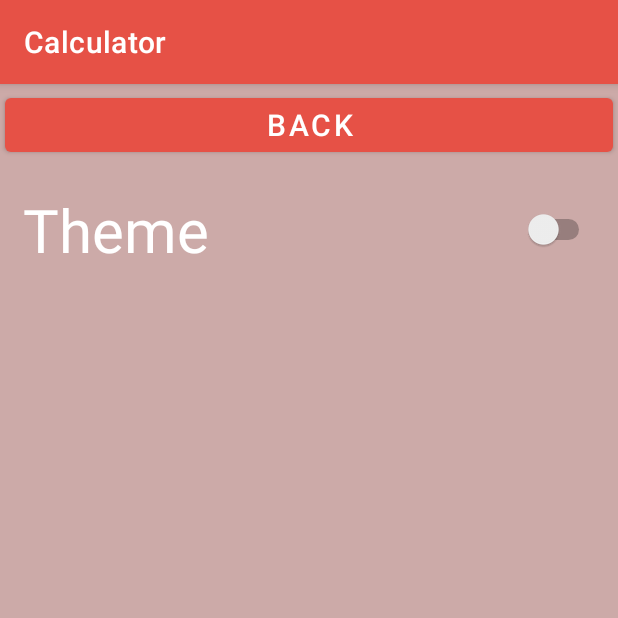
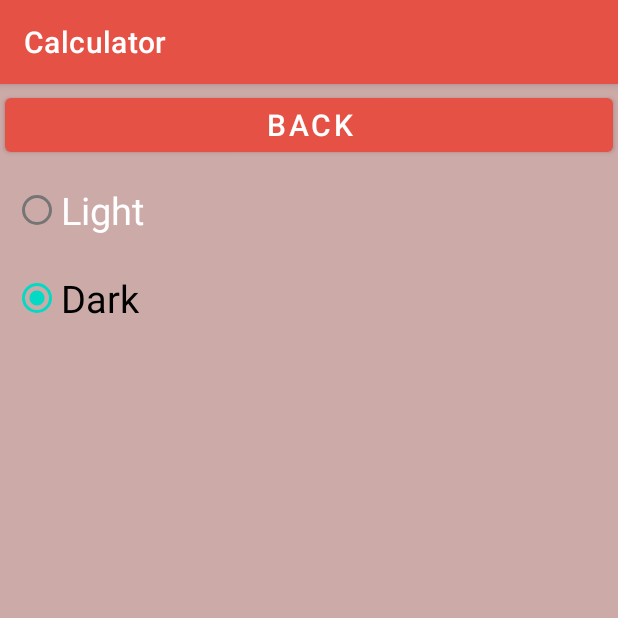
Before and after one commit to SergeyMatyushkin/Calculator1.01, an Android app: the ThemesActivity screen opened directly, with no data from a screen before it, on a phone screen of 412 x 824 dp, the top half of it. Run offline under Robolectric (Android 15) with nearby library versions, the phone set to English and light mode, and no system bars.

Commit message:
Итоговый вариант, с переключателем тем не очень получилосью.

```diff
--- a/app/src/main/java/com/example/calculator/ThemesActivity.java
+++ b/app/src/main/java/com/example/calculator/ThemesActivity.java
@@ -1,14 +1,38 @@
 package com.example.calculator;
 
+import android.content.SharedPreferences;
+import android.content.res.Resources;
 import android.os.Bundle;
+import android.view.View;
+import android.widget.RadioGroup;
+import android.widget.Switch;
 
 import androidx.appcompat.app.AppCompatActivity;
 
+import com.google.android.material.radiobutton.MaterialRadioButton;
+
+import static com.example.calculator.R.style.Calculator;
+import static com.example.calculator.R.style.Theme_Calculator;
+import static com.example.calculator.R.style.buton_style;
+
 public class ThemesActivity extends AppCompatActivity {
+
+    private static final String NameSharedPreference = "CALCULATOR";
+
+
+    private static final int buton_style_dark = 0;
+    private static final int buton_style = 1;
+
+
     @Override
     protected void onCreate(Bundle savedInstanceState) {
         super.onCreate(savedInstanceState);
         setContentView(R.layout.thems);
+
+        setTheme(getAppTheme(R.style.buton_style));
+        setContentView(R.layout.thems);
+        initThemeChooser();
+
 
         findViewById(R.id.button_Back).setOnClickListener(v -> {
             finish();
@@ -16,4 +40,74 @@ public class ThemesActivity extends AppCompatActivity {
 
 
     }
+
+
+
+
+
+    private void initThemeChooser() {
+
+        initRadioButton(findViewById(R.id.radioButton_light),
+                buton_style);
+        initRadioButton(findViewById(R.id.radioButton_dark),
+                buton_style_dark);
+        RadioGroup rg = findViewById(R.id.radioButtons);
+
+        ((MaterialRadioButton)rg.getChildAt(getCodeStyle(buton_style))).setChecked(true);
+
+
+
+    }
+
+
+
+    private void initRadioButton(View button, final int codeStyle) {
+        button.setOnClickListener(new View.OnClickListener() {
+            @Override
+            public void onClick(View v) {
+                // сохраним настройки
+                setAppTheme(codeStyle);
+                // пересоздадим активити, чтобы тема применилась
+                recreate();
+            }
+        });
+
+    }
+    private int getAppTheme(int codeStyle) {
+        return codeStyleToStyleId(getCodeStyle(codeStyle));
+    }
+    private int getCodeStyle(int codeStyle) {
+        // Работаем через специальный класс сохранения и чтения настроек
+        SharedPreferences sharedPref = getSharedPreferences(NameSharedPreference, MODE_PRIVATE);
+        //Прочитать тему, если настройка не найдена - взять по умолчанию
+        return sharedPref.getInt(String.valueOf(buton_style), codeStyle);
+
+
+    }
+
+
+
+    private void setAppTheme(int codeStyle) {
+        SharedPreferences sharedPref = getSharedPreferences(NameSharedPreference, MODE_PRIVATE);
+        // Настройки сохраняются посредством специального класса editor.
+        SharedPreferences.Editor editor = sharedPref.edit();
+        editor.putInt(String.valueOf(buton_style), codeStyle);
+        editor.apply();
+
+
+    }
+
+
+
+
+
+    private int codeStyleToStyleId(int codeStyle) {
+        switch(codeStyle){
+            case buton_style_dark:
+                return R.style.buton_style_dark;
+            default:
+                return R.style.buton_style;
+        }
+    }
+
 }
--- a/app/src/main/res/layout/calculator_main.xml
+++ b/app/src/main/res/layout/calculator_main.xml
@@ -53,7 +53,7 @@
             android:id="@+id/button_AC"
             android:layout_width="wrap_content"
             android:layout_height="wrap_content"
-            android:layout_marginHorizontal="5dp"
+            android:layout_marginHorizontal="@dimen/margin_horizontal"
             android:layout_span="2"
             android:onClick="button_AC"
             android:text="@string/_AC"
--- a/app/src/main/res/layout/thems.xml
+++ b/app/src/main/res/layout/thems.xml
@@ -14,11 +14,29 @@
         android:layout_margin="@dimen/enter_margin"
         android:text="@string/_Back" />
 
+    <RadioGroup
+        android:id="@+id/radioButtons"
+        android:layout_width="match_parent"
+        android:layout_height="wrap_content">
 
-    <Switch
-        android:id="@+id/switch1"
-        style="@style/thems_style"
-        android:text="@string/theme"
-        tools:ignore="UseSwitchCompatOrMaterialXml" />
+        <RadioButton
+            android:id="@+id/radioButton_light"
+            android:layout_width="match_parent"
+            android:layout_height="wrap_content"
+            android:layout_margin="@dimen/radio_button_margin"
+            android:textColor="@color/white"
+            android:textSize="@dimen/size_for_themes"
+            android:text="@string/text_in_teme_light" />
+
+        <RadioButton
+            android:id="@+id/radioButton_dark"
+            android:layout_width="match_parent"
+            android:layout_height="wrap_content"
+            android:layout_margin="@dimen/radio_button_margin"
+            android:textColor="@color/black"
+            android:textSize="@dimen/size_for_themes"
+            android:text="@string/text_in_teme_dark" />
+    </RadioGroup>
+
 
 </LinearLayout>
--- a/app/src/main/res/values/dimens.xml
+++ b/app/src/main/res/values/dimens.xml
@@ -7,4 +7,7 @@
     <dimen name="themes_padding">5dp</dimen>
     <dimen name="themes_margin">10dp</dimen>
     <dimen name="themes_text_size">40dp</dimen>
+    <dimen name="margin_horizontal">5dp</dimen>
+    <dimen name="radio_button_margin">5dp</dimen>
+    <dimen name="size_for_themes">25sp</dimen>
 </resources>
--- a/app/src/main/res/values/strings.xml
+++ b/app/src/main/res/values/strings.xml
@@ -24,6 +24,8 @@
     <string name="light">light</string>
     <string name="dark">Dark</string>
     <string name="theme">Theme</string>
+    <string name="text_in_teme_light">Light</string>
+    <string name="text_in_teme_dark">Dark</string>
 
 
 </resources>
--- a/app/src/main/res/values/styles.xml
+++ b/app/src/main/res/values/styles.xml
@@ -1,5 +1,18 @@
 <?xml version="1.0" encoding="utf-8"?>
 <resources xmlns:tools="http://schemas.android.com/tools">
+    <style name="Calculator" parent="Theme.MaterialComponents.DayNight.DarkActionBar">
+
+
+
+    </style>
+
+    <style name="buton_style_dark" parent="buton_style">
+        <item name="android:background">@color/background_smol</item>
+        <item name="android:textColor">@color/black</item>
+
+    </style>
+
+
 
     <style name="buton_style">
         <item name="android:layout_width">wrap_content</item>
```
